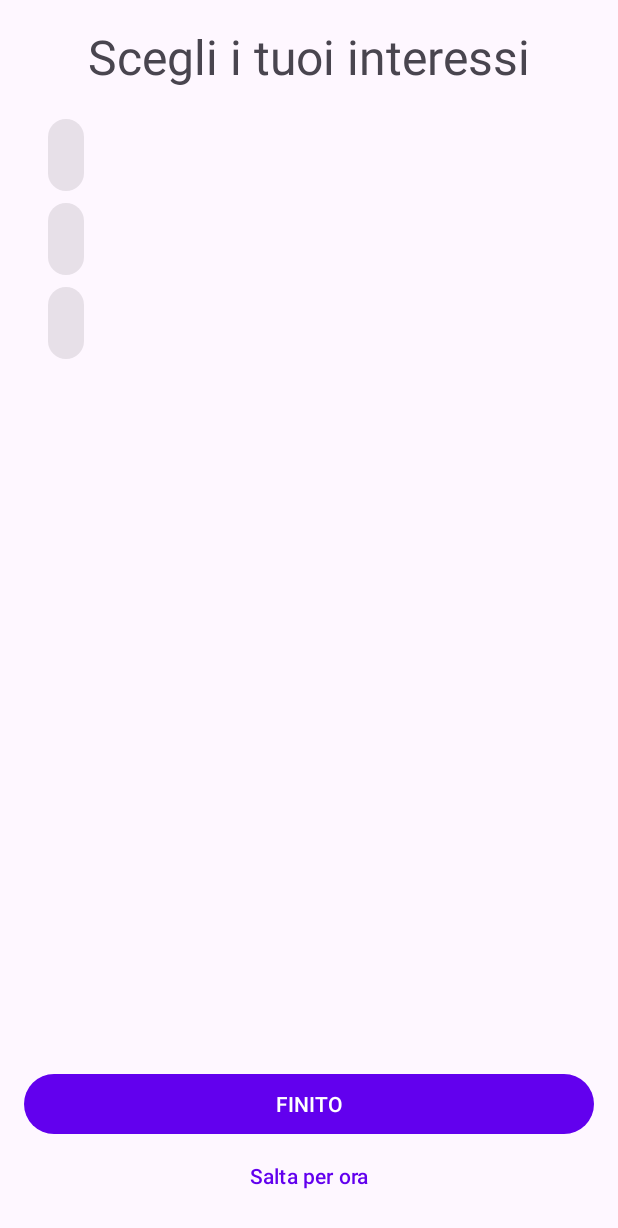
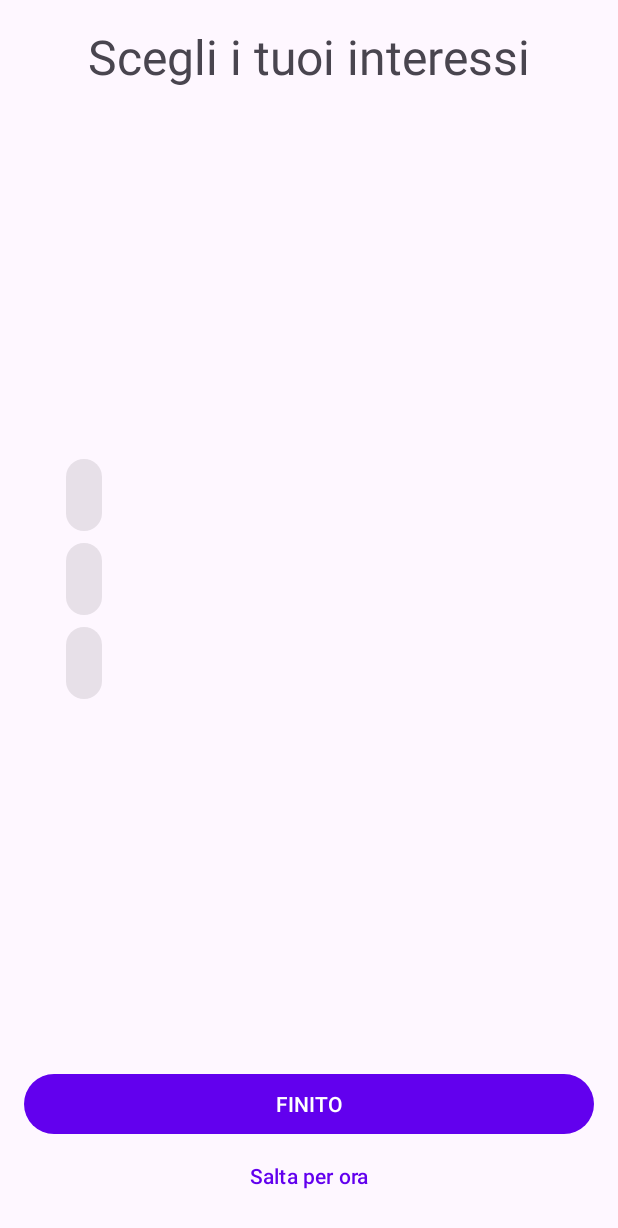
Before and after one commit to andreaturchet/PaperGram, an Android app: the layout fragment_interest_selection.xml on its own in the app's theme, with its tools: preview values and no code run, on a phone screen of 412 x 824 dp. Shown: the top 1228 px of the screen. Run offline under Robolectric (Android 15) with nearby library versions, the phone set to English and light mode, and no system bars.

```diff
--- a/app/src/main/res/layout/fragment_categories.xml
+++ b/app/src/main/res/layout/fragment_categories.xml
@@ -10,7 +10,7 @@
     <androidx.recyclerview.widget.RecyclerView
         android:id="@+id/recycler_view_categories"
         android:layout_width="0dp"
-        android:layout_height="0dp"
+        android:layout_height="wrap_content"
         android:clipToPadding="false"
         android:padding="12dp"
         app:layout_constraintTop_toTopOf="parent"
--- a/app/src/main/res/layout/fragment_interest_selection.xml
+++ b/app/src/main/res/layout/fragment_interest_selection.xml
@@ -19,10 +19,10 @@
     <androidx.recyclerview.widget.RecyclerView
         android:id="@+id/recycler_view_interests"
         android:layout_width="0dp"
-        android:layout_height="0dp"
+        android:layout_height="wrap_content"
         android:layout_marginTop="16dp"
         android:layout_marginBottom="16dp"
-        app:layout_constraintTop_toBottomOf="@id/textView_title_interest"
+        android:padding="12dp" app:layout_constraintTop_toBottomOf="@id/textView_title_interest"
         app:layout_constraintBottom_toTopOf="@+id/button_finish"
         app:layout_constraintStart_toStartOf="parent"
         app:layout_constraintEnd_toEndOf="parent"
```
Also changed, not shown: app/src/main/java/com/ciwrl/papergram/ui/onboarding/InterestSelectionFragment.kt (+15 -4 lines).
